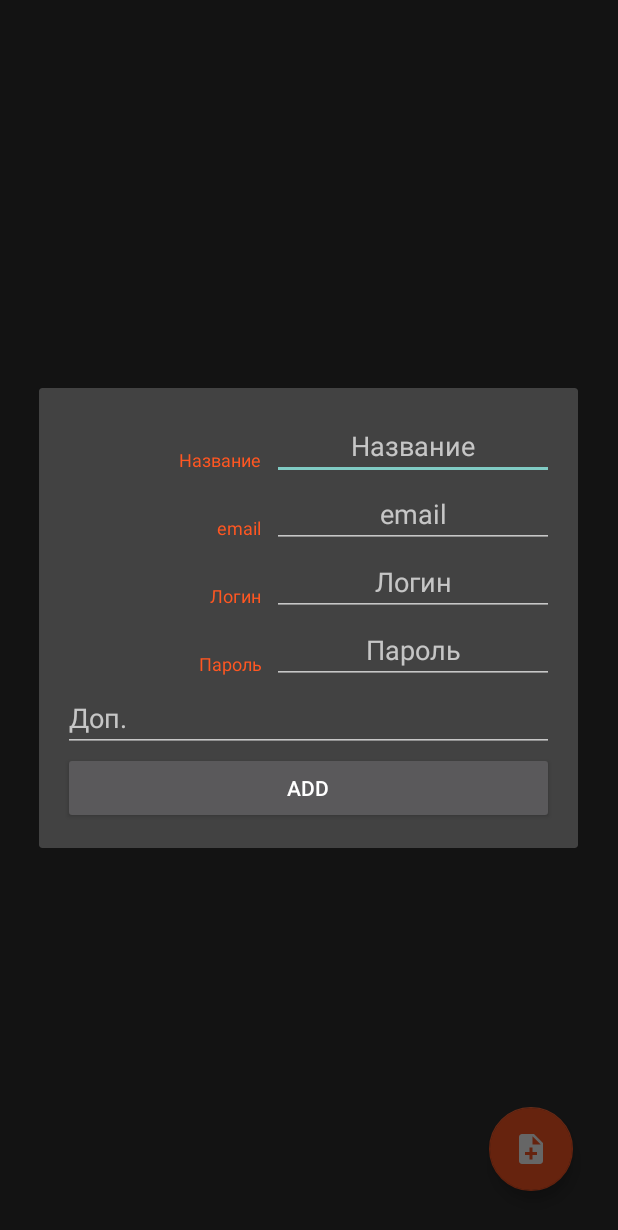
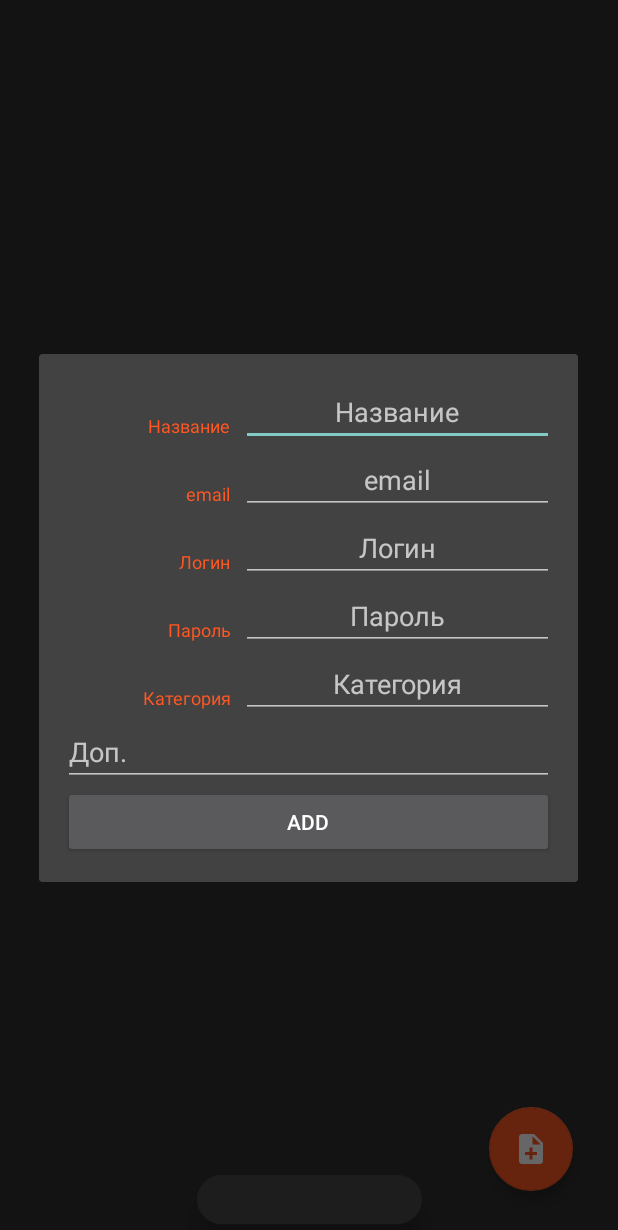
Before and after one commit to VadimSquorpikkor/TreasureBox, an Android app: the fragment ListFragment placed in its activity, after a tap on an icon or button, on a phone screen of 412 x 824 dp. Shown: the top 1230 px of the screen. Run offline under Robolectric (Android 15) with nearby library versions, the phone set to English and light mode, and no system bars; our stand-ins replace Firebase (no records; nobody signed in at launch, a user with empty details on screens opened directly); 1 statement that could not run was skipped.

Commit message:
1.14 - 03/11/21 1. Добавлен механизм категоризации заметок, отображение заметок в зависимости от выбранной категории. Потом займусь UI для всего этого, пока категория выбирается через ввод названия категории в соответствующий EditText

```diff
--- a/app/build.gradle
+++ b/app/build.gradle
@@ -13,7 +13,7 @@ android {
         minSdkVersion 21
         targetSdkVersion 30
         versionCode 1
-        versionName "1.13"
+        versionName "1.14"
         setProperty("archivesBaseName", "TreasureBox-v" + versionName)
         testInstrumentationRunner "androidx.test.runner.AndroidJUnitRunner"
     }
--- a/app/src/main/java/com/squorpikkor/app/treasurebox/MainViewModel.java
+++ b/app/src/main/java/com/squorpikkor/app/treasurebox/MainViewModel.java
@@ -4,10 +4,7 @@ import android.os.Vibrator;
 
 import androidx.lifecycle.MutableLiveData;
 import androidx.lifecycle.ViewModel;
-
-import com.squorpikkor.app.treasurebox.crypto.Encrypter2;
 import com.squorpikkor.app.treasurebox.data.Bridge;
-
 import java.util.ArrayList;
 
 public class MainViewModel  extends ViewModel {
@@ -34,6 +31,8 @@ public class MainViewModel  extends ViewModel {
      * обмениваются данными через Bridge, который является по сути переводчиком, и не в курсе, что
      * общаются друг с другом на разных языках. Соответственно данные в ViewModel можно сортировать
      * и искать, так как они уже на этом этапе расшифрованы
+     *
+     * Впрочем, ViewModel и BDHelper ничего не знают друг о друге
      * */
 
     public static final String TAG = "TAG";
@@ -48,20 +47,19 @@ public class MainViewModel  extends ViewModel {
     private String login;
     private String pass;//todo объединить pass и passLine ()
 
+    //Текущая выбранная категория
+    private String catNow;
+    public static final String ALL = "all";
+    public static final String FINANCE = "finance";
 
     public MainViewModel() {
         entitiesList = new MutableLiveData<>();
-//        db = new FireDBHelper(entitiesList);
         bridge = new Bridge(entitiesList);
         passLine = new MutableLiveData<>();
         pass = "";
         passLine.setValue("");
+        catNow = ALL;
     }
-
-    ////////////////////////////////////////////////
-    /*public String getMain_key() {
-        return main_key;
-    }*/
 
     /**Несмотря на название, метод передает (и сохраняет) только логин, пароль не передается, так
      * как он изначально записывается посимвольно в viewModel; очевиднее было бы в фрагменте
@@ -73,8 +71,6 @@ public class MainViewModel  extends ViewModel {
         saveLogin(login);
         bridge.createMainKey(this.pass, this.login);
     }
-
-
 
     public void clearStroke() {
         pass = "";
@@ -136,8 +132,24 @@ public class MainViewModel  extends ViewModel {
         bridge.deleteDocument(login, docName);
     }
 
-    /***/
-    private void decodeEntityList() {
+    public void sortList() {
+
+    }
+
+    public ArrayList<Entity> getFilteredByCategory(ArrayList<Entity> list) {
+        if (catNow.equals(ALL)) return list;
+        ArrayList<Entity> filteredList = new ArrayList<>();
+        for (Entity entity:list) {
+            if (entity.getCat().equals(catNow)) filteredList.add(entity);
+        }
+        return filteredList;
+    }
+
+    public void setCategory(String cat) {
+        this.catNow = cat;
+    }
+
+    public void searchInNames(String s) {
 
     }
 }
--- a/app/src/main/java/com/squorpikkor/app/treasurebox/adapter/EntitiesAdapter.java
+++ b/app/src/main/java/com/squorpikkor/app/treasurebox/adapter/EntitiesAdapter.java
@@ -11,7 +11,6 @@ import androidx.recyclerview.widget.RecyclerView;
 
 import com.squorpikkor.app.treasurebox.Entity;
 import com.squorpikkor.app.treasurebox.R;
-import com.squorpikkor.app.treasurebox.crypto.Encrypter2;
 
 import java.util.ArrayList;
 
@@ -22,13 +21,6 @@ import java.util.ArrayList;
  * объект Entity соответствующий позиции в списке.
  */
 public class EntitiesAdapter extends RecyclerView.Adapter<EntitiesAdapter.AdapterViewHolder> {
-
-//    private String main_key = "";
-
-    /**Конструктор. Пароль — это логин пользователя*/
-    /*public EntitiesAdapter(String main_key) {
-        this.main_key = main_key;
-    }*/
 
     /**
      * Список объкетов Nuclide для отображения в Recycler
--- a/app/src/main/java/com/squorpikkor/app/treasurebox/crypto/Encrypter2.java
+++ b/app/src/main/java/com/squorpikkor/app/treasurebox/crypto/Encrypter2.java
@@ -16,7 +16,7 @@ public class Encrypter2 {
      * @return зашифрованная строка
      */
     public static String encrypt(String password, String message) {
-        if (message.equals("")) return "";
+        if (message==null || message.equals("")) return "";
         String encryptedMsg = "";
         try {
             encryptedMsg = AESCrypt.encrypt(password, message);
@@ -42,7 +42,7 @@ public class Encrypter2 {
      * @return расшифрованная строка
      */
     public static String decrypt(String password, String encryptedMsg) {
-        if (encryptedMsg.equals("")) return "";
+        if (encryptedMsg==null || encryptedMsg.equals("")) return "";
         String messageAfterDecrypt = "";
         try {
             messageAfterDecrypt = AESCrypt.decrypt(password, encryptedMsg);
--- a/app/src/main/java/com/squorpikkor/app/treasurebox/dialog/DeleteDialog.java
+++ b/app/src/main/java/com/squorpikkor/app/treasurebox/dialog/DeleteDialog.java
@@ -7,7 +7,6 @@ import android.widget.TextView;
 import androidx.annotation.NonNull;
 
 import com.squorpikkor.app.treasurebox.R;
-import com.squorpikkor.app.treasurebox.crypto.Encrypter2;
 
 public class DeleteDialog extends BaseDialog{
 
@@ -26,6 +25,7 @@ public class DeleteDialog extends BaseDialog{
         super.onCreateDialog(savedInstanceState);
         initializeWithVM(R.layout.delete_dialog);
 
+        @SuppressWarnings("ConstantConditions")
         String docName = mViewModel.getEntitiesList().getValue().get(position).getDocName();
         String entityName = mViewModel.getEntitiesList().getValue().get(position).getName();
 
--- a/app/src/main/java/com/squorpikkor/app/treasurebox/fragment/ListFragment.java
+++ b/app/src/main/java/com/squorpikkor/app/treasurebox/fragment/ListFragment.java
@@ -1,9 +1,12 @@
 package com.squorpikkor.app.treasurebox.fragment;
 
 import android.os.Bundle;
+import android.text.Editable;
+import android.text.TextWatcher;
 import android.view.LayoutInflater;
 import android.view.View;
 import android.view.ViewGroup;
+import android.widget.EditText;
 
 import androidx.annotation.NonNull;
 import androidx.annotation.Nullable;
@@ -38,13 +41,34 @@ public class ListFragment extends Fragment {
         adapter = new EntitiesAdapter();
         recyclerView.setLayoutManager(new LinearLayoutManager(requireActivity()));
         recyclerView.setAdapter(adapter);
-        mViewModel.getEntitiesList().observe(requireActivity(), entities -> adapter.setList(entities));
+        mViewModel.getEntitiesList().observe(requireActivity(), entities -> adapter.setList(mViewModel.getFilteredByCategory(entities)));
         adapter.setOnLongClickListener(this::openDeleteDialog);
         adapter.setOnObjectClickListener(this::openRenameDialog);
 
         mViewModel.openBox();
 
         view.findViewById(R.id.floatingActionButton).setOnClickListener(v -> openInputDialog());
+
+        EditText catText = view.findViewById(R.id.cat_line);
+
+
+        catText.addTextChangedListener(new TextWatcher() {
+            @Override
+            public void beforeTextChanged(CharSequence s, int start, int count, int after) {
+
+            }
+
+            @Override
+            public void onTextChanged(CharSequence s, int start, int before, int count) {
+                mViewModel.setCategory(s.toString());
+                mViewModel.getEntitiesList().setValue(mViewModel.getEntitiesList().getValue());
+            }
+
+            @Override
+            public void afterTextChanged(Editable s) {
+
+            }
+        });
 
         return view;
     }
--- a/app/src/main/res/layout/dialog_input.xml
+++ b/app/src/main/res/layout/dialog_input.xml
@@ -78,6 +78,24 @@
 
     </LinearLayout>
 
+    <LinearLayout
+        android:layout_width="match_parent"
+        android:layout_height="wrap_content"
+        android:orientation="horizontal"
+        android:layout_gravity="center_vertical">
+
+        <TextView
+            style="@style/dialogLinearText"
+            android:text="Категория"
+            />
+
+        <EditText
+            android:id="@+id/cat"
+            style="@style/dialogLinearEdit"
+            android:hint="Категория"/>
+
+    </LinearLayout>
+
     <EditText
         android:id="@+id/adds"
         android:layout_width="match_parent"
--- a/app/src/main/res/layout/fragment_list.xml
+++ b/app/src/main/res/layout/fragment_list.xml
@@ -28,4 +28,22 @@
         app:layout_constraintEnd_toEndOf="parent"
         app:srcCompat="@drawable/ic_baseline_note_add_24" />
 
+    <EditText
+        android:id="@+id/cat_line"
+        android:layout_margin="8dp"
+        android:layout_width="wrap_content"
+        android:layout_height="wrap_content"
+        android:background="@drawable/edit_text_field"
+        android:cursorVisible="false"
+        android:gravity="center"
+        android:textSize="24sp"
+        android:minWidth="150dp"
+        android:textColor="@color/main_orange"
+        android:elevation="10dp"
+        app:layout_constraintBottom_toBottomOf="@+id/recycler"
+        app:layout_constraintEnd_toEndOf="parent"
+
+        app:layout_constraintStart_toStartOf="parent"
+        tools:text="favorite" />
+
 </androidx.constraintlayout.widget.ConstraintLayout>
--- a/app/src/main/res/values/styles.xml
+++ b/app/src/main/res/values/styles.xml
@@ -21,7 +21,7 @@
         <item name="android:textColor">@color/white</item>
         <item name="android:layout_width">0dp</item>
         <item name="android:layout_height">wrap_content</item>
-        <item name="android:layout_weight">3</item>
+        <item name="android:layout_weight">2</item>
         <item name="android:textSize">18sp</item>
         <item name="android:gravity">center</item>
         <item name="elevation">6dp</item>
@@ -31,7 +31,7 @@
     <style name="dialogLinearText">
         <item name="android:layout_width">0dp</item>
         <item name="android:layout_height">wrap_content</item>
-        <item name="android:layout_weight">2</item>
+        <item name="android:layout_weight">1</item>
         <item name="android:textSize">12sp</item>
         <item name="android:layout_margin">7dp</item>
         <item name="android:gravity">end</item>
```
Also changed, not shown: app/src/main/java/com/squorpikkor/app/treasurebox/Entity.java (+14 -10 lines), app/src/main/java/com/squorpikkor/app/treasurebox/data/Bridge.java (+23 -26 lines), app/src/main/java/com/squorpikkor/app/treasurebox/data/FireDBHelper.java (+7 -1 lines), app/src/main/java/com/squorpikkor/app/treasurebox/dialog/InputEntityDialog.java (+16 -6 lines), 2 other files.
